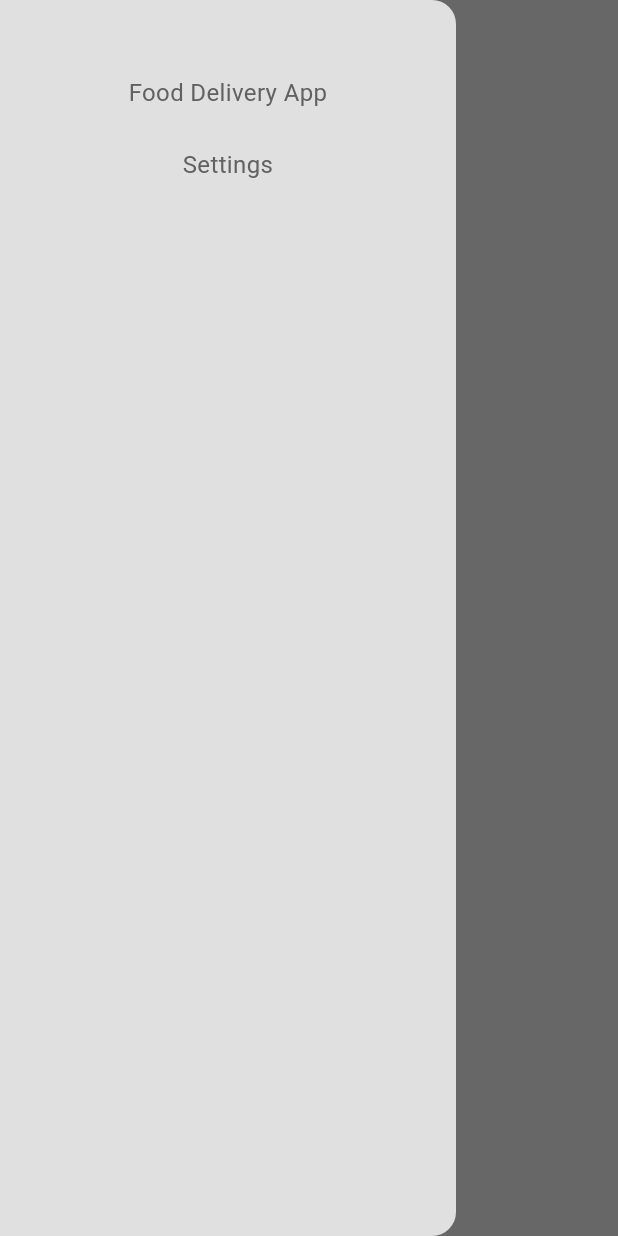
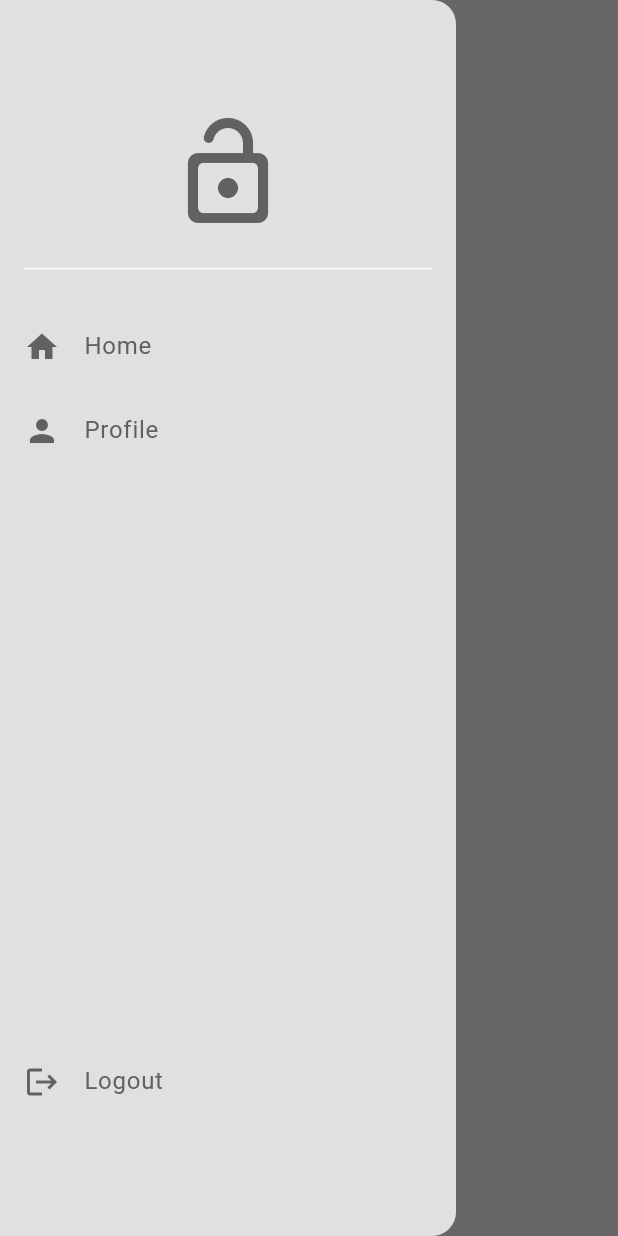
Before and after one commit to salahbm/junkie, a Flutter app: the Home screen opened directly, with the side drawer open, on a phone screen of 412 x 824 dp. Run offline on Flutter 3.47's test engine with Material 3 defaults, Android fonts, the light colour scheme and no system bars.

Commit message:
[add]: drawer tile ,profile screen

```diff
--- a/lib/components/drawer.dart
+++ b/lib/components/drawer.dart
@@ -1,4 +1,6 @@
 import 'package:flutter/material.dart';
+import 'package:junkie/components/drawer_tile.dart';
+import 'package:junkie/screens/profile/profile.dart';
 
 class CustomDrawer extends StatelessWidget {
   const CustomDrawer({super.key});
@@ -9,18 +11,41 @@ class CustomDrawer extends StatelessWidget {
         backgroundColor: Theme.of(context).colorScheme.surface,
         child: Column(
           children: [
-            const SizedBox(height: 50),
-            Text('Food Delivery App',
-                style: TextStyle(
-                    fontSize: 16,
-                    color: Theme.of(context).colorScheme.inversePrimary),
-                textAlign: TextAlign.center),
-            const SizedBox(height: 25),
-            Text('Settings',
-                style: TextStyle(
-                    fontSize: 16,
-                    color: Theme.of(context).colorScheme.inversePrimary),
-                textAlign: TextAlign.center),
+            Padding(
+              padding: const EdgeInsets.only(top: 75),
+              child: Icon(
+                Icons.lock_open_rounded,
+                size: 80.0,
+                color: Theme.of(context).colorScheme.inversePrimary,
+              ),
+            ),
+            Padding(
+              padding: const EdgeInsets.all(16.0),
+              child: Divider(
+                color: Theme.of(context).colorScheme.tertiary,
+              ),
+            ),
+            DrawerTile(
+              icon: Icons.home,
+              title: 'Home',
+              onTap: () => Navigator.pop(context),
+            ),
+            DrawerTile(
+              icon: Icons.person,
+              title: 'Profile',
+              onTap: () => {
+                Navigator.pop(context),
+                Navigator.push(context,
+                    MaterialPageRoute(builder: (context) => const Profile()))
+              },
+            ),
+            const Spacer(),
+            DrawerTile(
+              icon: Icons.logout,
+              title: 'Logout',
+              onTap: () => Navigator.pushNamed(context, '/login'),
+            ),
+            const SizedBox(height: 75),
           ],
         ));
   }
--- /dev/null
+++ b/lib/components/drawer_tile.dart
@@ -0,0 +1,28 @@
+import 'package:flutter/material.dart';
+
+class DrawerTile extends StatelessWidget {
+  final String title;
+  final IconData icon;
+  final Function()? onTap;
+  const DrawerTile(
+      {super.key,
+      required this.title,
+      required this.icon,
+      required this.onTap});
+
+  @override
+  Widget build(BuildContext context) {
+    return ListTile(
+        leading: Icon(
+          icon,
+          color: Theme.of(context).colorScheme.inversePrimary,
+        ),
+        title: Text(
+          title,
+          style: TextStyle(
+              fontSize: 16,
+              color: Theme.of(context).colorScheme.inversePrimary),
+        ),
+        onTap: onTap);
+  }
+}
--- a/lib/screens/home/home.dart
+++ b/lib/screens/home/home.dart
@@ -15,7 +15,7 @@ class _HomeState extends State<Home> {
       appBar: AppBar(
         title: const Text('Home'),
       ),
-      drawer: CustomDrawer(),
+      drawer: const CustomDrawer(),
     );
   }
 }
--- /dev/null
+++ b/lib/screens/profile/profile.dart
@@ -0,0 +1,14 @@
+import 'package:flutter/material.dart';
+
+class Profile extends StatelessWidget {
+  const Profile({super.key});
+
+  @override
+  Widget build(BuildContext context) {
+    return Scaffold(
+      appBar: AppBar(
+        title: const Text('Profile'),
+      ),
+    );
+  }
+}
```
